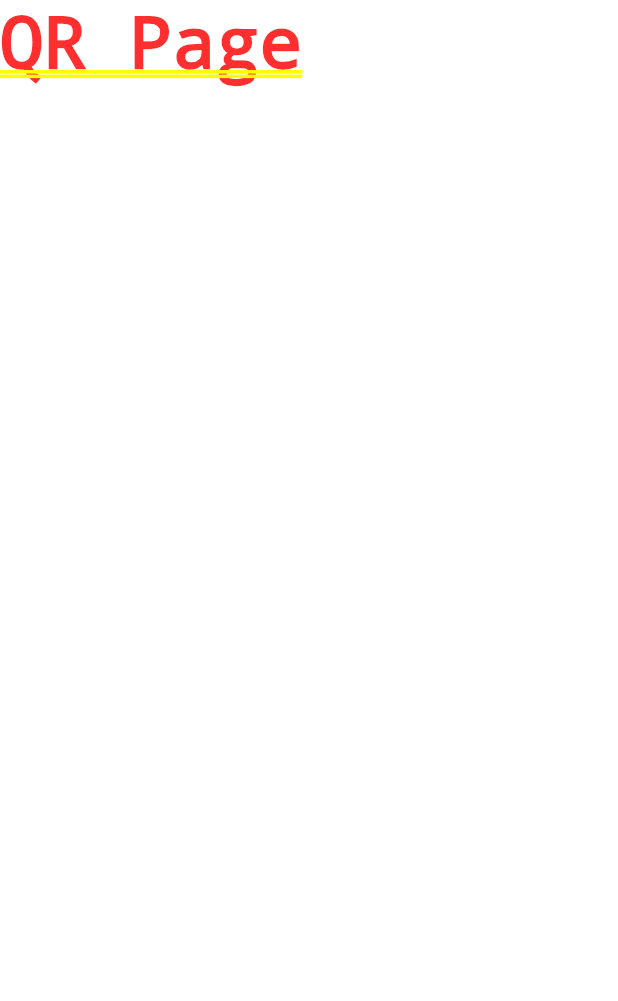
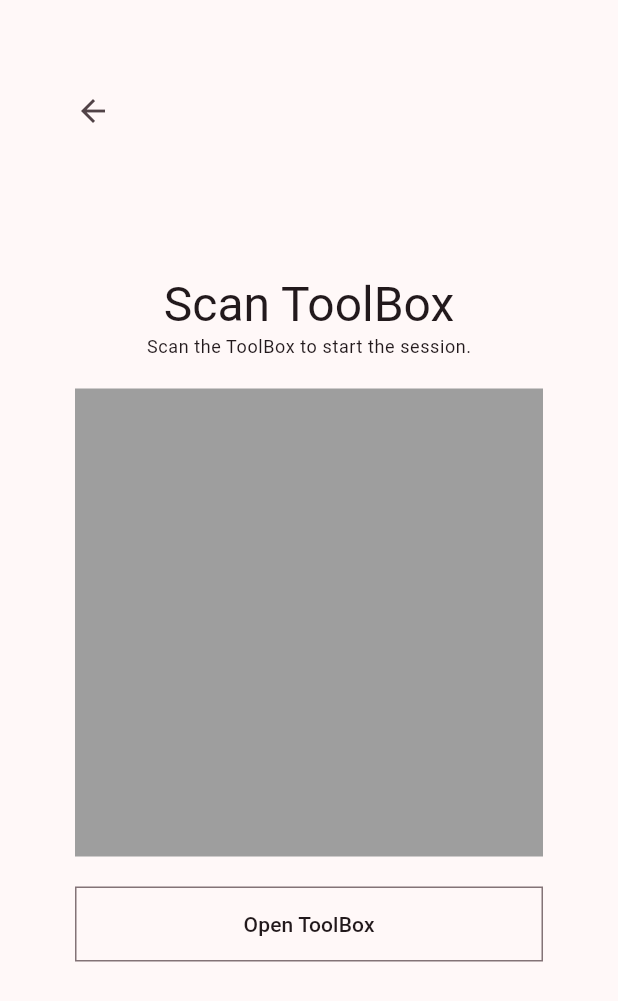
Before and after one commit to aryan-parcell/toolsight, a Flutter app: the Home screen opened by its route, after a tap on "Scan QR Code", on a phone screen of 412 x 824 dp. Shown: the top 1001 px of the screen. Run offline on Flutter 3.47's test engine with Material 3 defaults, Android fonts, the phone set to English and light mode, and no system bars; our stand-ins replace go_router.

Commit message:
Create scan_toolbox page

```diff
--- /dev/null
+++ b/lib/pages/scan_toolbox.dart
@@ -0,0 +1,67 @@
+import 'package:flutter/material.dart';
+import 'package:go_router/go_router.dart';
+import 'package:toolsight/widgets/text_input_section.dart';
+import 'package:toolsight/widgets/wide_button.dart';
+import 'package:toolsight/router.dart';
+
+class ScanToolbox extends StatefulWidget {
+  const ScanToolbox({super.key});
+
+  @override
+  State<ScanToolbox> createState() => _ScanToolboxState();
+}
+
+class _ScanToolboxState extends State<ScanToolbox> {
+
+  Future<void> _openToolBox() async {
+    // TODO implement backend
+    final eid = '1';
+    context.pushReplacementNamed(AppRoute.toolbox.name, pathParameters: {'toolbox_id': eid});
+  }
+
+  @override
+  Widget build(BuildContext context) {
+    return Scaffold(
+      body: Stack(
+        children: [
+          Padding(
+            padding: const EdgeInsets.symmetric(horizontal: 50, vertical: 100),
+            child: Column(
+              mainAxisAlignment: MainAxisAlignment.center,
+              spacing: 20,
+              children: [
+                Column(
+                  children: [
+                    Text("Scan ToolBox", style: Theme.of(context).textTheme.headlineLarge),
+                    Text("Scan the ToolBox to start the session.", style: Theme.of(context).textTheme.bodySmall),
+                  ],
+                ),
+                Container(
+                  width:  312,
+                  height: 312,
+                  color: Colors.grey,
+                ),
+                Row(
+                  children: [
+                    WideButton(
+                      text: "Open ToolBox",
+                      onPressed: _openToolBox,
+                    ),
+                  ],
+                ),
+              ],
+            ),
+          ),
+          Positioned(
+            top: 50,
+            left: 38,
+            child: IconButton(
+              icon: const Icon(Icons.arrow_back),
+              onPressed: () => context.pop(),
+            ),
+          ),
+        ],
+      ),
+    );
+  }
+}
--- a/lib/router.dart
+++ b/lib/router.dart
@@ -53,7 +53,7 @@ GoRouter createRouter() {
       GoRoute(
         path: AppRoute.scanToolbox.path,
         name: AppRoute.scanToolbox.name,
-        builder: (context, state) => const Text("QR Page"),
+        builder: (context, state) => const ScanToolbox(),
       ),
       GoRoute(
         path: AppRoute.toolbox.path,
```
